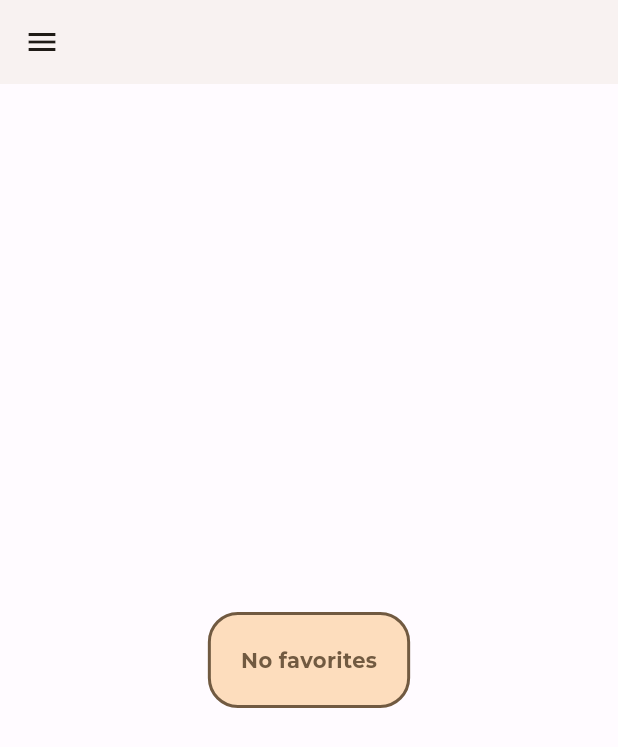
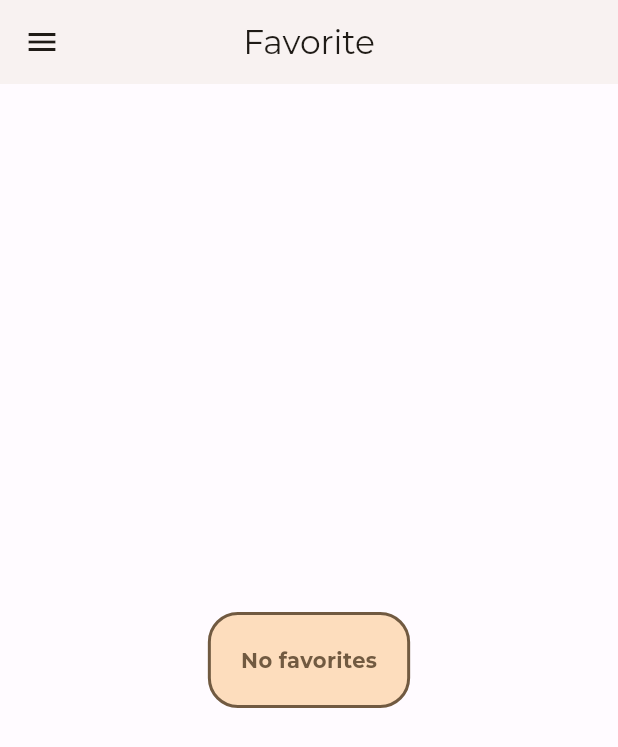
Before and after one commit to rdrewa/RickAndMortyApp, a Flutter app: the FavoriteScreen screen opened by its route, on a phone screen of 412 x 824 dp. Shown: the top 747 px of the screen. Run offline on Flutter 3.47's test engine with Material 3 defaults, Android fonts, the phone set to English and light mode, and no system bars; our stand-ins replace auto_route, dartz, drift, easy_localization, envied, equatable and 9 more; accounts and stored records are empty; generated files the repository leaves out were written again; network calls fail.

Commit message:
RMRA-23: Title added

```diff
--- a/lib/feature/favorite/presentation/screen/favorite_screen.dart
+++ b/lib/feature/favorite/presentation/screen/favorite_screen.dart
@@ -25,7 +25,7 @@ class FavoriteScreen extends HookConsumerWidget {
     final state = ref.watch(favoriteListNotifierProvider);
 
     return Scaffold(
-        appBar: AppBar(),
+        appBar: AppBar(title: Text('favorite.title'.tr())),
         drawer: const AppDrawer(),
         body: switch (state) {
           FavoriteListInitial() => const SizedBox.shrink(),
```
